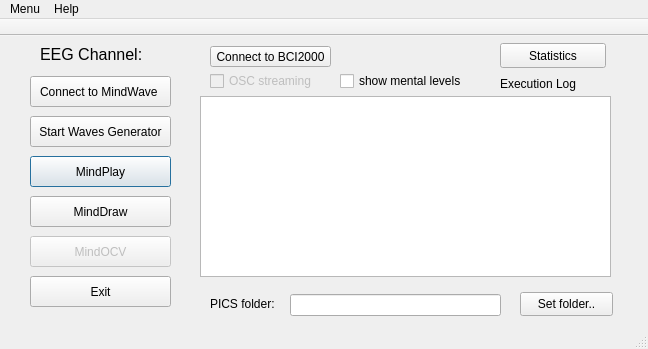
Qt form ui/mainwindow.ui (androxim/minddrawplay) before a commit.
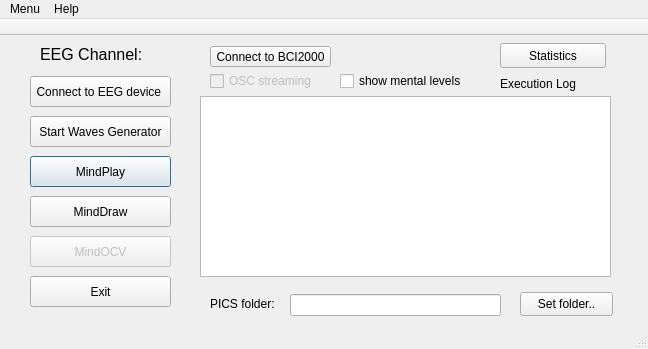
The same form after that commit.

The edit to the form file:
```diff
--- a/ui/mainwindow.ui
+++ b/ui/mainwindow.ui
@@ -138,7 +138,7 @@
      </rect>
     </property>
     <property name="text">
-     <string>Connect to MindWave </string>
+     <string>Connect to EEG device </string>
     </property>
    </widget>
    <widget class="QListView" name="listView">
```
